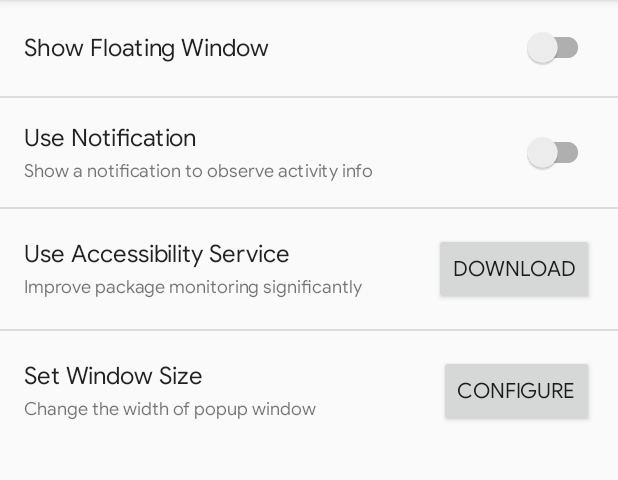
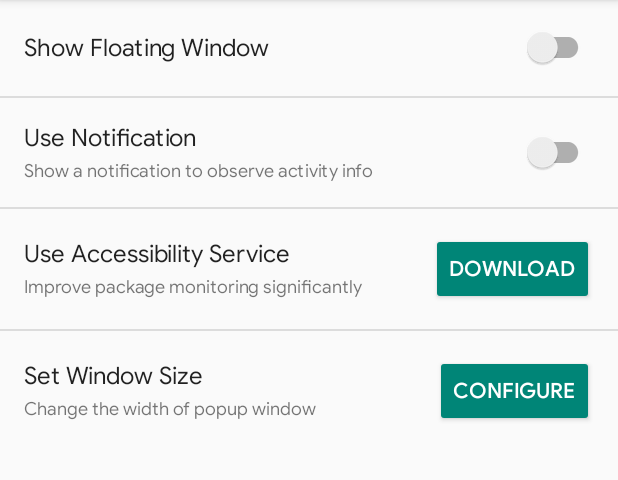
Before and after one commit to codehasan/Current-Activity, an Android app: the screen it shows after launch (MainActivity), on a phone screen of 412 x 824 dp, the part 84-564 px from its top. Run offline under Robolectric (Android 15) with nearby library versions, the phone set to English and light mode, and no system bars.

Commit message:
update fonts

```diff
--- a/app/src/main/res/layout/activity_main.xml
+++ b/app/src/main/res/layout/activity_main.xml
@@ -110,6 +110,7 @@
 
         <Button
             android:id="@+id/download_accessibility"
+            style="@style/Button"
             android:layout_width="wrap_content"
             android:layout_height="wrap_content"
             android:text="Download"
@@ -153,6 +154,7 @@
 
         <Button
             android:id="@+id/configure_width"
+            style="@style/Button"
             android:layout_width="wrap_content"
             android:layout_height="wrap_content"
             android:text="Configure" />
--- a/app/src/main/res/layout/content_activity_info.xml
+++ b/app/src/main/res/layout/content_activity_info.xml
@@ -49,6 +49,7 @@
         android:orientation="horizontal">
 
         <TextView
+            style="@style/WindowContent"
             android:layout_width="80dp"
             android:layout_height="match_parent"
             android:layout_marginTop="1dp"
@@ -65,6 +66,7 @@
 
         <TextView
             android:id="@+id/package_name"
+            style="@style/WindowContent"
             android:layout_width="match_parent"
             android:layout_height="match_parent"
             android:layout_marginTop="1dp"
@@ -82,6 +84,7 @@
         android:orientation="horizontal">
 
         <TextView
+            style="@style/WindowContent"
             android:layout_width="80dp"
             android:layout_height="match_parent"
             android:layout_marginTop="1dp"
@@ -98,6 +101,7 @@
 
         <TextView
             android:id="@+id/class_name"
+            style="@style/WindowContent"
             android:layout_width="match_parent"
             android:layout_height="match_parent"
             android:layout_marginTop="1dp"
--- a/app/src/main/res/values/themes.xml
+++ b/app/src/main/res/values/themes.xml
@@ -1,4 +1,5 @@
 <resources xmlns:tools="http://schemas.android.com/tools">
+
     <style name="BaseTheme" parent="Theme.AppCompat.DayNight.DarkActionBar">
         <item name="android:fontFamily">@font/product_sans_regular</item>
         <item name="fontFamily">@font/product_sans_regular</item>
@@ -35,8 +36,18 @@
         <item name="buttonBarButtonStyle">@style/ButtonStyle.Dialog</item>
     </style>
 
+    <style name="Button" parent="Widget.AppCompat.Button.Colored">
+        <item name="android:fontFamily">@font/product_sans_medium</item>
+        <item name="fontFamily">@font/product_sans_medium</item>
+    </style>
+
     <style name="WindowTitle" parent="Widget.AppCompat.TextView">
         <item name="android:fontFamily">@font/product_sans_medium</item>
         <item name="fontFamily">@font/product_sans_medium</item>
     </style>
+
+    <style name="WindowContent" parent="Widget.AppCompat.TextView">
+        <item name="android:fontFamily">@font/product_sans_regular</item>
+        <item name="fontFamily">@font/product_sans_regular</item>
+    </style>
 </resources>
```
